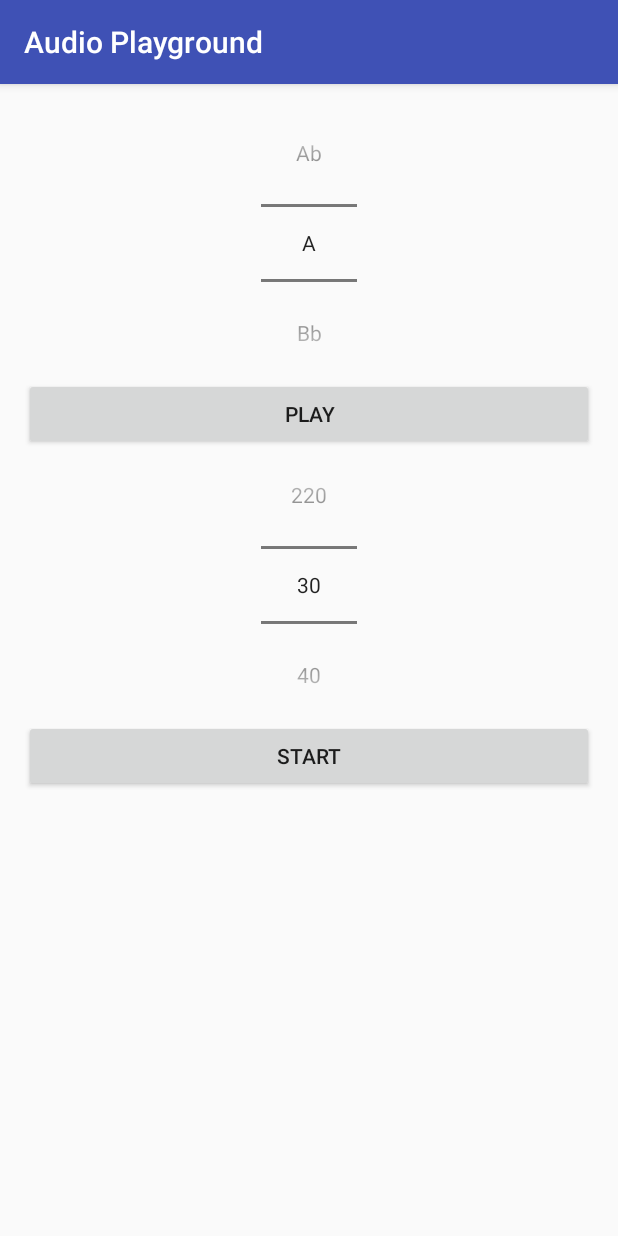
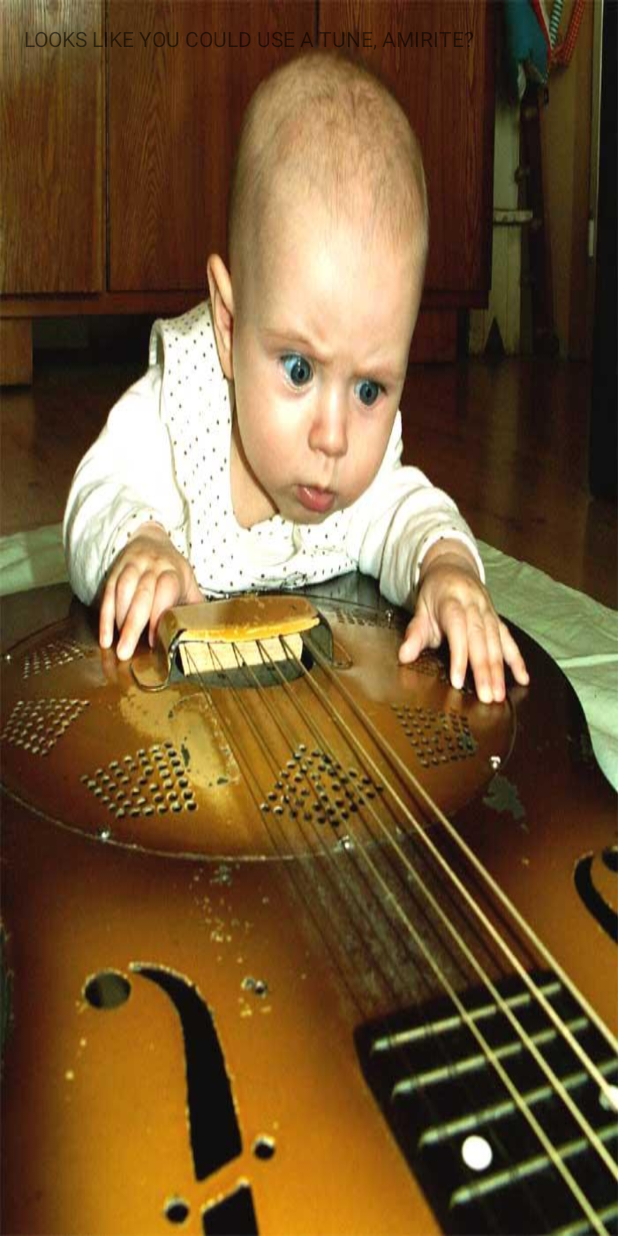
Before and after one commit to zepumph/AudioPlayground, an Android app: the first screen one second after launch (MainActivity before the commit, LauncherActivity after it), on a phone screen of 412 x 824 dp. Run offline under Robolectric (Android 15) with nearby library versions, the phone set to English and light mode, and no system bars.

Commit message:
added splashscreen

```diff
--- /dev/null
+++ b/app/src/main/java/mobilecomputing/com/audioplayground/LauncherActivity.java
@@ -0,0 +1,26 @@
+package mobilecomputing.com.audioplayground;
+
+import android.app.Activity;
+import android.content.Intent;
+import android.os.Bundle;
+import android.os.Handler;
+
+public class LauncherActivity extends Activity {
+
+    @Override
+    protected void onCreate(Bundle savedInstanceState) {
+        super.onCreate(savedInstanceState);
+        setContentView(R.layout.splash_screen_layout);
+
+        new Handler().postDelayed(new Runnable(){
+            @Override
+            public void run() {
+                Intent transition = new Intent(LauncherActivity.this, MainActivity.class);
+                LauncherActivity.this.startActivity(transition);
+                LauncherActivity.this.finish();
+            }
+        }, 5000);
+    }
+
+
+}
--- /dev/null
+++ b/app/src/main/res/layout/splash_screen_layout.xml
@@ -0,0 +1,19 @@
+<?xml version="1.0" encoding="utf-8"?>
+<LinearLayout xmlns:android="http://schemas.android.com/apk/res/android"
+    android:orientation="vertical"
+    xmlns:tools="http://schemas.android.com/tools"
+    android:layout_width="match_parent"
+    android:layout_height="match_parent"
+    android:paddingBottom="@dimen/activity_vertical_margin"
+    android:paddingLeft="@dimen/activity_horizontal_margin"
+    android:paddingRight="@dimen/activity_horizontal_margin"
+    android:paddingTop="@dimen/activity_vertical_margin"
+    android:background="@drawable/needs_tunin"
+    tools:context="mobilecomputing.com.audioplayground.LauncherActivity">
+
+    <TextView android:layout_width="fill_parent"
+        android:layout_height="wrap_content"
+        android:text="@string/use_a_tune"/>
+
+
+</LinearLayout>
--- a/app/src/main/res/values/strings.xml
+++ b/app/src/main/res/values/strings.xml
@@ -3,4 +3,7 @@
     <string name="play">PLAY</string>
     <string name="stop">STOP</string>
     <string name="start">START</string>
+    <string name="use_a_tune">LOOKS LIKE YOU COULD USE A TUNE, AMIRITE?</string>
+    <string name="play_tone">Play a Tone!</string>
+    <string name="metronome">Metronome!!</string>
 </resources>
```
Also changed, not shown: app/src/main/AndroidManifest.xml (+8 -2 lines), app/src/main/res/layout/activity_main.xml (+11 -0 lines), app/src/main/res/drawable/needs_tunin.jpg (added), 1 other file.
